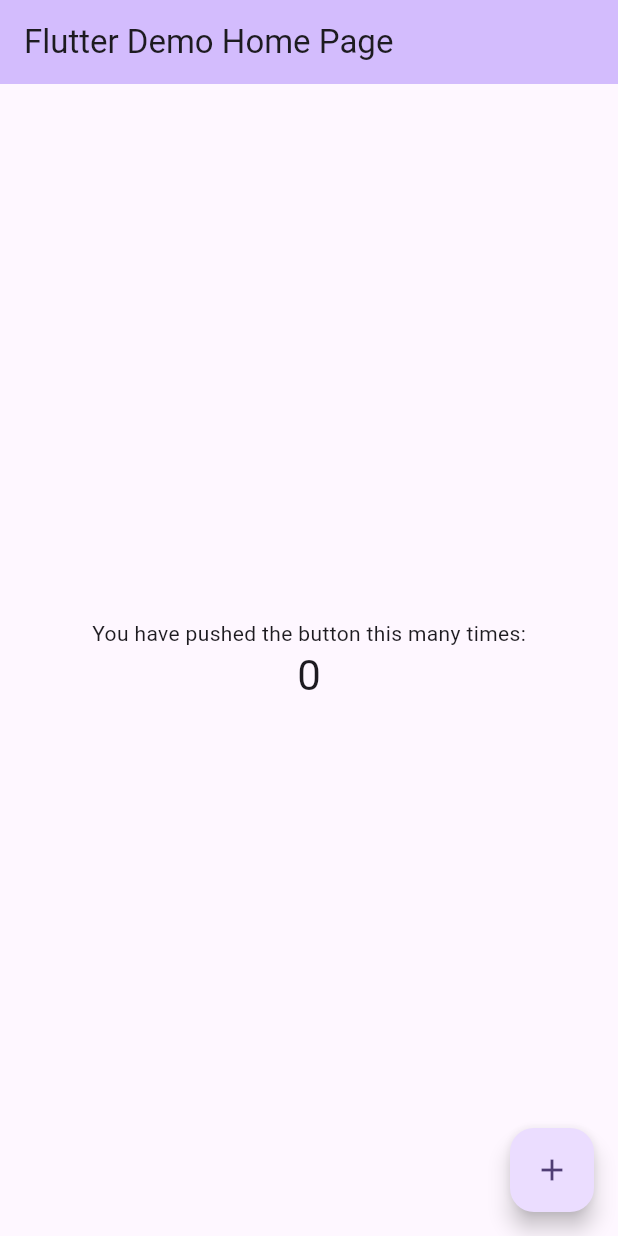
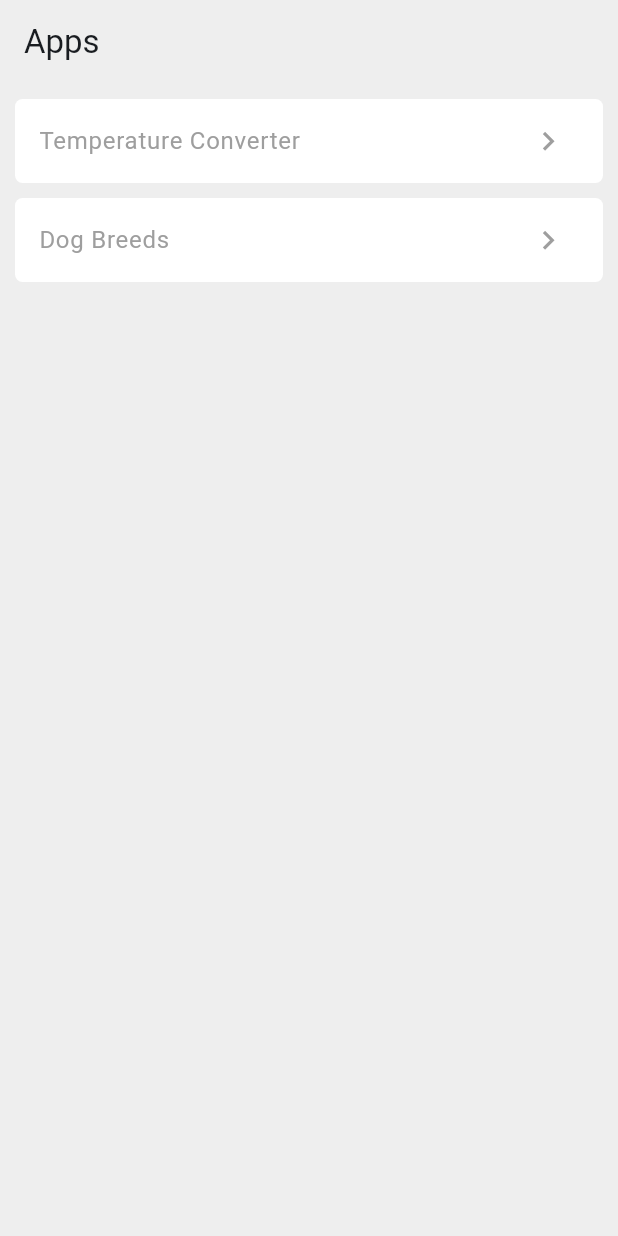
Before and after one commit to Ebenezeroffei/flutter-projects, a Flutter app: the screen it shows after launch, on a phone screen of 412 x 824 dp. Run offline on Flutter 3.47's test engine with Material 3 defaults, Android fonts, the phone set to English and light mode, and no system bars; our stand-ins replace flutter_dotenv, hooks_riverpod, shimmer.

Commit message:
Feat: 🚩 Fully integrated the dogs breeds api.

```diff
--- /dev/null
+++ b/lib/core/components/app.dart
@@ -0,0 +1,43 @@
+import 'package:flutter/material.dart';
+import 'package:flutter_projects/core/extensions/padding_extenstion.dart';
+
+class App extends StatelessWidget {
+  final String appName;
+  final String path;
+
+  const App({
+    super.key,
+    required this.appName,
+    required this.path,
+  });
+
+  @override
+  Widget build(BuildContext context) {
+    return ClipRRect(
+      borderRadius: BorderRadius.circular(5),
+      child: Card(
+        margin: EdgeInsets.zero,
+        shape: const RoundedRectangleBorder(
+          borderRadius: BorderRadius.all(
+            Radius.circular(50),
+          ),
+        ),
+        child: ListTile(
+          onTap: () async => await Navigator.pushNamed(context, path),
+          tileColor: Colors.white,
+          title: Text(
+            appName,
+            style: TextStyle(
+              color: Colors.grey.shade500,
+            ),
+          ),
+          trailing: Icon(
+            Icons.chevron_right,
+            size: 25,
+            color: Colors.grey.shade500,
+          ),
+        ),
+      ),
+    ).padB(10);
+  }
+}
--- /dev/null
+++ b/lib/core/main.dart
@@ -0,0 +1,35 @@
+import 'package:flutter/material.dart';
+import 'package:flutter_projects/core/components/app.dart';
+import 'package:flutter_projects/core/extensions/padding_extenstion.dart';
+
+class HomePage extends StatelessWidget {
+  const HomePage({super.key});
+
+  @override
+  Widget build(BuildContext context) {
+    return Scaffold(
+      appBar: AppBar(
+        title: const Text("Apps"),
+        backgroundColor: Colors.grey.shade200,
+      ),
+      backgroundColor: Colors.grey.shade200,
+      body: CustomScrollView(
+        physics: const BouncingScrollPhysics(),
+        slivers: [
+          SliverList.list(
+            children: const <App>[
+              App(
+                appName: "Temperature Converter",
+                path: '/temperature-converter',
+              ),
+              App(
+                appName: "Dog Breeds",
+                path: '/dog-breeds',
+              ),
+            ],
+          ),
+        ],
+      ).pad(10),
+    );
+  }
+}
--- /dev/null
+++ b/lib/custom_routes.dart
@@ -0,0 +1,29 @@
+import 'package:flutter/material.dart';
+import 'package:flutter_projects/core/main.dart';
+import 'package:flutter_projects/dog-breeds/main.dart';
+import 'package:flutter_projects/temperature-converter/main.dart';
+
+class CustomRoutes {
+  static Route goTo(Widget page) {
+    return MaterialPageRoute(
+      builder: (_) => page,
+    );
+  }
+
+  static Route<dynamic> generateRoute(RouteSettings settings) {
+    switch (settings.name) {
+      case '/':
+        return goTo(const HomePage());
+      case '/temperature-converter':
+        return goTo(const TemperatureConverterPage());
+      case '/dog-breeds':
+        return goTo(const DogBreedsPage());
+      default:
+        return goTo(errorPage());
+    }
+  }
+
+  static Widget errorPage() {
+    return const Center(child: Text("Error"));
+  }
+}
--- a/lib/main.dart
+++ b/lib/main.dart
@@ -1,7 +1,12 @@
 import 'package:flutter/material.dart';
+import 'package:flutter_dotenv/flutter_dotenv.dart';
+import 'package:flutter_projects/custom_routes.dart';
+import 'package:hooks_riverpod/hooks_riverpod.dart';
 
-void main() {
-  runApp(const MyApp());
+void main() async {
+  await dotenv.load();
+
+  runApp(const ProviderScope(child: MyApp()));
 }
 
 class MyApp extends StatelessWidget {
@@ -11,115 +16,15 @@ class MyApp extends StatelessWidget {
   @override
   Widget build(BuildContext context) {
     return MaterialApp(
-      title: 'Flutter Demo',
+      title: 'Flutter Projects',
+      debugShowCheckedModeBanner:
+          dotenv.get('DEBUG', fallback: 'true') == 'true',
       theme: ThemeData(
-        // This is the theme of your application.
-        //
-        // TRY THIS: Try running your application with "flutter run". You'll see
-        // the application has a purple toolbar. Then, without quitting the app,
-        // try changing the seedColor in the colorScheme below to Colors.green
-        // and then invoke "hot reload" (save your changes or press the "hot
-        // reload" button in a Flutter-supported IDE, or press "r" if you used
-        // the command line to start the app).
-        //
-        // Notice that the counter didn't reset back to zero; the application
-        // state is not lost during the reload. To reset the state, use hot
-        // restart instead.
-        //
-        // This works for code too, not just values: Most code changes can be
-        // tested with just a hot reload.
-        colorScheme: ColorScheme.fromSeed(seedColor: Colors.deepPurple),
+        colorScheme: ColorScheme.fromSeed(seedColor: Colors.blue),
         useMaterial3: true,
       ),
-      home: const MyHomePage(title: 'Flutter Demo Home Page'),
+      initialRoute: '/',
+      onGenerateRoute: CustomRoutes.generateRoute,
     );
   }
 }
-
-class MyHomePage extends StatefulWidget {
-  const MyHomePage({super.key, required this.title});
-
-  // This widget is the home page of your application. It is stateful, meaning
-  // that it has a State object (defined below) that contains fields that affect
-  // how it looks.
-
-  // This class is the configuration for the state. It holds the values (in this
-  // case the title) provided by the parent (in this case the App widget) and
-  // used by the build method of the State. Fields in a Widget subclass are
-  // always marked "final".
-
-  final String title;
-
-  @override
-  State<MyHomePage> createState() => _MyHomePageState();
-}
-
-class _MyHomePageState extends State<MyHomePage> {
-  int _counter = 0;
-
-  void _incrementCounter() {
-    setState(() {
-      // This call to setState tells the Flutter framework that something has
-      // changed in this State, which causes it to rerun the build method below
-      // so that the display can reflect the updated values. If we changed
-      // _counter without calling setState(), then the build method would not be
-      // called again, and so nothing would appear to happen.
-      _counter++;
-    });
-  }
-
-  @override
-  Widget build(BuildContext context) {
-    // This method is rerun every time setState is called, for instance as done
-    // by the _incrementCounter method above.
-    //
-    // The Flutter framework has been optimized to make rerunning build methods
-    // fast, so that you can just rebuild anything that needs updating rather
-    // than having to individually change instances of widgets.
-    return Scaffold(
-      appBar: AppBar(
-        // TRY THIS: Try changing the color here to a specific color (to
-        // Colors.amber, perhaps?) and trigger a hot reload to see the AppBar
-        // change color while the other colors stay the same.
-        backgroundColor: Theme.of(context).colorScheme.inversePrimary,
-        // Here we take the value from the MyHomePage object that was created by
-        // the App.build method, and use it to set our appbar title.
-        title: Text(widget.title),
-      ),
-      body: Center(
-        // Center is a layout widget. It takes a single child and positions it
-        // in the middle of the parent.
-        child: Column(
-          // Column is also a layout widget. It takes a list of children and
-          // arranges them vertically. By default, it sizes itself to fit its
-          // children horizontally, and tries to be as tall as its parent.
-          //
-          // Column has various properties to control how it sizes itself and
-          // how it positions its children. Here we use mainAxisAlignment to
-          // center the children vertically; the main axis here is the vertical
-          // axis because Columns are vertical (the cross axis would be
-          // horizontal).
-          //
-          // TRY THIS: Invoke "debug painting" (choose the "Toggle Debug Paint"
-          // action in the IDE, or press "p" in the console), to see the
-          // wireframe for each widget.
-          mainAxisAlignment: MainAxisAlignment.center,
-          children: <Widget>[
-            const Text(
-              'You have pushed the button this many times:',
-            ),
-            Text(
-              '$_counter',
-              style: Theme.of(context).textTheme.headlineMedium,
-            ),
-          ],
-        ),
-      ),
-      floatingActionButton: FloatingActionButton(
-        onPressed: _incrementCounter,
-        tooltip: 'Increment',
-        child: const Icon(Icons.add),
-      ), // This trailing comma makes auto-formatting nicer for build methods.
-    );
-  }
-}
```
Also changed, not shown: lib/core/components/custom_refresh.dart (added, +50 -0 lines), lib/core/components/custom_shimmer.dart (added, +31 -0 lines), lib/core/extensions/padding_extenstion.dart (added, +50 -0 lines), lib/core/extensions/string_extension.dart (added, +7 -0 lines), lib/dog-breeds/components/dog_breed_list_item.dart (added, +42 -0 lines), lib/dog-breeds/components/dog_breeds_shimmer.dart (added, +20 -0 lines), lib/dog-breeds/main.dart (added, +44 -0 lines), lib/dog-breeds/providers/dog_breed_providers.dart (added, +12 -0 lines), lib/temperature-converter/main.dart (added, +17 -0 lines), pubspec.yaml (+7 -5 lines), pubspec.lock, 2 other files.
